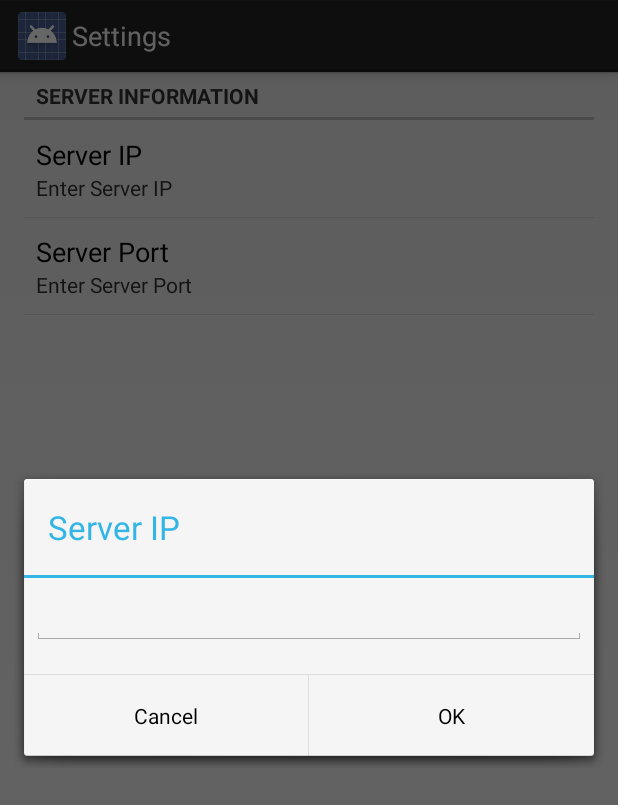
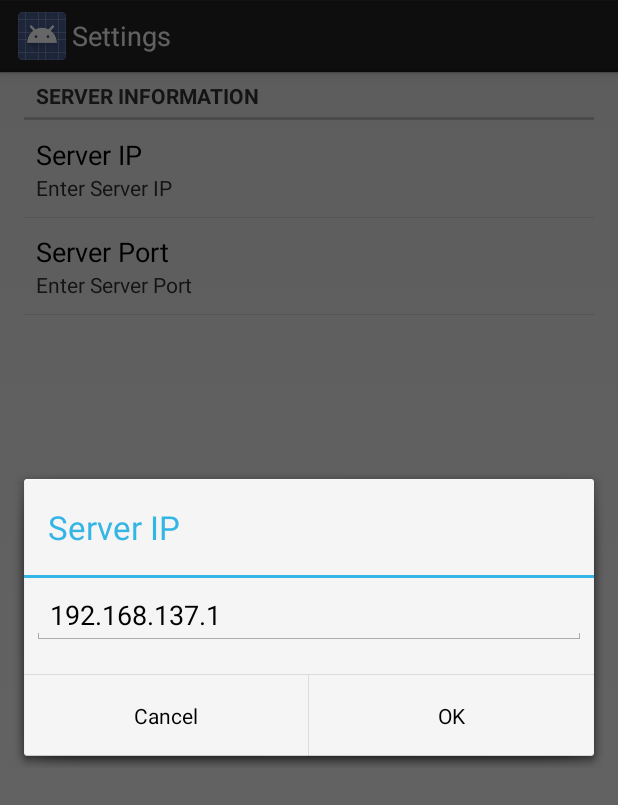
Before and after one commit to isattil4/LazyAssProject, an Android app: the SettingsActivity screen opened directly, with no data from a screen before it, after a tap on "Server IP", on a phone screen of 412 x 824 dp. Shown: the top 805 px of the screen. Run offline under Robolectric (Android 15) with nearby library versions, the phone set to English and light mode, and no system bars.

Commit message:
Preferences Default Values

```diff
--- a/LazyAss/src/main/res/xml/preferences.xml
+++ b/LazyAss/src/main/res/xml/preferences.xml
@@ -4,10 +4,14 @@
         <EditTextPreference
             android:key="Server_IP"
             android:title="Server IP"
-            android:summary="Enter Server IP"></EditTextPreference>
+            android:summary="Enter Server IP"
+            android:defaultValue="192.168.137.1"
+            ></EditTextPreference>
         <EditTextPreference
             android:title="Server Port"
             android:key="Server_Port"
-            android:summary="Enter Server Port"></EditTextPreference>
+            android:summary="Enter Server Port"
+            android:defaultValue="4445"
+            ></EditTextPreference>
     </PreferenceCategory>
 </PreferenceScreen>
```
